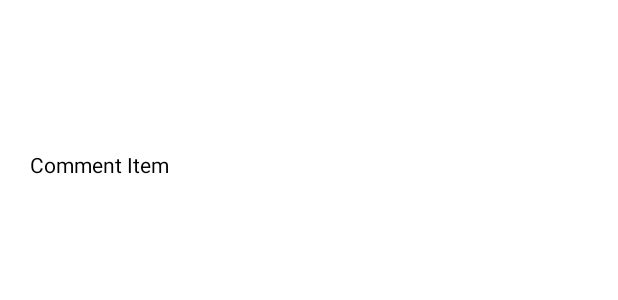
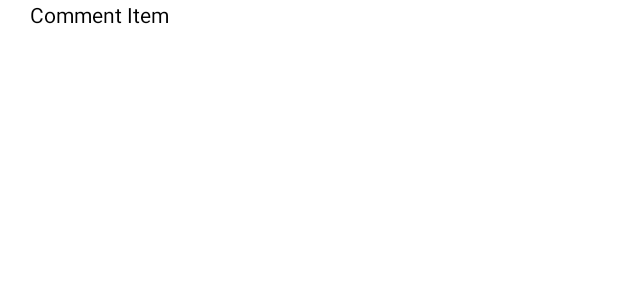
Before and after one commit to pdung1989/Parliament, an Android app: the layout list_item_comment.xml on its own in the app's theme, with its tools: preview values and no code run, on a phone screen of 412 x 824 dp. Shown: the top 300 px of the screen. Run offline under Robolectric (Android 15) with nearby library versions, the phone set to English and light mode, and no system bars; Roboto replaces fonts that are not available here.

Commit message:
edit list_item_comment.xml to show items

```diff
--- a/app/src/main/java/fi/mobiles/parliament/screens/member/MemberViewModelFactory.kt
+++ b/app/src/main/java/fi/mobiles/parliament/screens/member/MemberViewModelFactory.kt
@@ -9,7 +9,7 @@ import fi.mobiles.parliament.data.MemberDao
 class MemberViewModelFactory(private val personNumber: Int): ViewModelProvider.Factory {
         @Suppress("unchecked_cast")
         override fun <T : ViewModel?> create(modelClass: Class<T>): T {
-            if (modelClass.isAssignableFrom(MemberViewModel::class.java)) {
+            if (modelClass.isAssignableFrom(MemberViewModel()::class.java)) {
                 return MemberViewModel() as T
             }
             throw IllegalArgumentException("Unknown ViewModel class")
--- a/app/src/main/res/layout/list_item_comment.xml
+++ b/app/src/main/res/layout/list_item_comment.xml
@@ -10,7 +10,7 @@
 
     <androidx.constraintlayout.widget.ConstraintLayout
         android:layout_width="match_parent"
-        android:layout_height="match_parent">
+        android:layout_height="wrap_content">
 
         <TextView
             android:id="@+id/comment_item"
@@ -23,8 +23,6 @@
             app:layout_constraintBottom_toBottomOf="parent"
             app:layout_constraintEnd_toEndOf="parent"
             app:layout_constraintHorizontal_bias="0.444"
-            app:layout_constraintStart_toStartOf="parent"
-            app:layout_constraintTop_toTopOf="parent"
-            app:layout_constraintVertical_bias="0.131" />
+            app:layout_constraintStart_toStartOf="parent" />
     </androidx.constraintlayout.widget.ConstraintLayout>
 </layout>
```
Also changed, not shown: app/src/main/java/fi/mobiles/parliament/screens/commentList/CommentListAdapter.kt (+6 -2 lines), app/src/main/java/fi/mobiles/parliament/screens/member/MemberFragment.kt (+45 -13 lines), app/src/main/java/fi/mobiles/parliament/screens/member/MemberViewModel.kt (+12 -12 lines).
